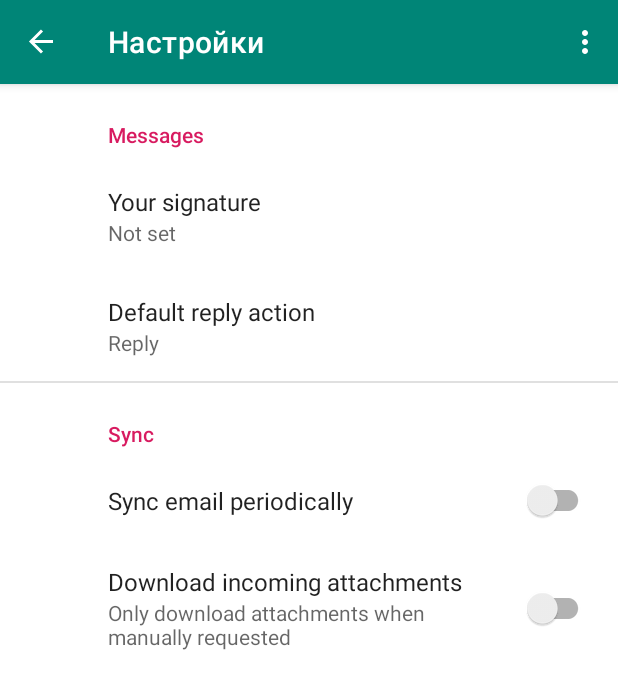
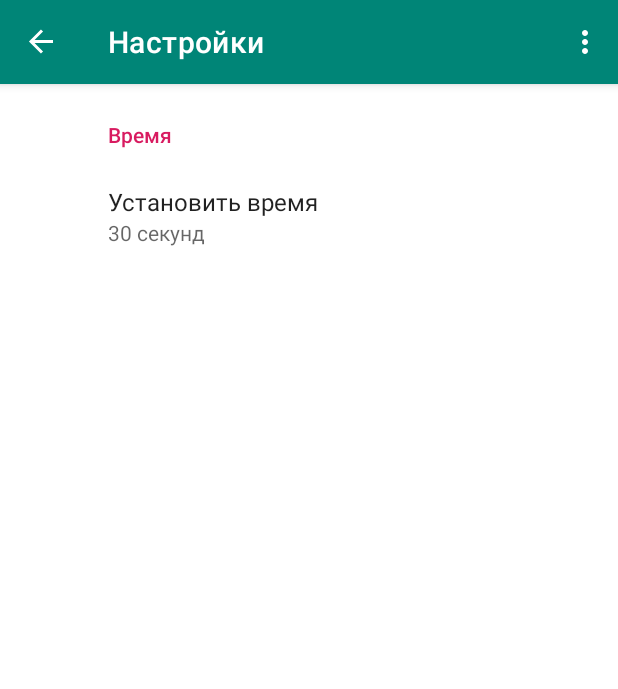
Before and after one commit to jonlik2/MorningHeartRate, an Android app: the SettingsFragment screen opened through its navigation route, on a phone screen of 412 x 824 dp. Shown: the top 689 px of the screen. Run offline under Robolectric (Android 15) with nearby library versions, the light colour scheme and no system bars; our stand-ins replace Room's generated code, androidx.preference, navigation-ui; 1 statement that could not run was skipped.

Commit message:
Impl. change time in settings

```diff
--- a/app/src/main/java/com/jonliapps/morningheartratemonitor/MainFragment.kt
+++ b/app/src/main/java/com/jonliapps/morningheartratemonitor/MainFragment.kt
@@ -1,6 +1,7 @@
 package com.jonliapps.morningheartratemonitor
 
 
+import android.content.SharedPreferences
 import android.os.Bundle
 import android.view.LayoutInflater
 import android.view.View
@@ -9,15 +10,18 @@ import androidx.databinding.DataBindingUtil
 import androidx.fragment.app.Fragment
 import androidx.lifecycle.Observer
 import androidx.navigation.fragment.findNavController
+import androidx.preference.PreferenceManager
 import com.jonliapps.morningheartratemonitor.databinding.FragmentMainBinding
 import org.koin.android.viewmodel.ext.android.viewModel
 
 
-class MainFragment : Fragment() {
+class MainFragment : Fragment(), SharedPreferences.OnSharedPreferenceChangeListener {
 
     private lateinit var binding: FragmentMainBinding
 
     private val mainViewModel: MainViewModel by viewModel()
+
+    private lateinit var sharedPreferences: SharedPreferences
 
     override fun onCreateView(
         inflater: LayoutInflater, container: ViewGroup?,
@@ -29,7 +33,21 @@ class MainFragment : Fragment() {
         configureButtonStart()
         observeWorkState()
 
+        sharedPreferences = PreferenceManager.getDefaultSharedPreferences(activity?.applicationContext)
+        sharedPreferences.registerOnSharedPreferenceChangeListener(this)
+
         return binding.root
+    }
+
+    override fun onSharedPreferenceChanged(prefs: SharedPreferences?, key: String?) {
+        if (key == "times") {
+            mainViewModel.fullTime.value = sharedPreferences.getString("times", "0")?.toLong() ?: 30
+        }
+    }
+
+    override fun onDetach() {
+        super.onDetach()
+        sharedPreferences.unregisterOnSharedPreferenceChangeListener(this)
     }
 
     private fun configureBinding(inflater: LayoutInflater, container: ViewGroup?) {
--- a/app/src/main/java/com/jonliapps/morningheartratemonitor/MainViewModel.kt
+++ b/app/src/main/java/com/jonliapps/morningheartratemonitor/MainViewModel.kt
@@ -1,33 +1,33 @@
 package com.jonliapps.morningheartratemonitor
 
+import android.app.Application
 import android.os.CountDownTimer
-import android.os.SystemClock
 import android.text.format.DateUtils
-import androidx.lifecycle.*
-import com.jonliapps.morningheartratemonitor.db.PulseRepository
+import androidx.lifecycle.MutableLiveData
+import androidx.lifecycle.Transformations
+import androidx.lifecycle.ViewModel
+import androidx.lifecycle.viewModelScope
+import androidx.preference.PreferenceManager
 import kotlinx.coroutines.launch
-import kotlin.math.round
 import kotlin.math.roundToInt
 
-class MainViewModel(val pulseRepository: PulseRepository) : ViewModel() {
+class MainViewModel(private val application: Application) : ViewModel() {
 
     companion object {
-        const val ZERO = 0L
         const val TIME_INTERVAL = 100L
-        const val END_TIME = 10000L
     }
 
-    val state = MutableLiveData<WorkState>(WorkState.STOPPED)
+    private val sharedPreferences = PreferenceManager.getDefaultSharedPreferences(application.applicationContext)
+    var fullTime: MutableLiveData<Long> = MutableLiveData(sharedPreferences.getString("times", "0")?.toLong() ?: 30)
 
     private lateinit var timer: CountDownTimer
     private var secondsLeft = 0
 
-    private val _currentTime = MutableLiveData<Long>(END_TIME / 1000)
-    val currentTime: LiveData<Long> = _currentTime
-
-    val currentTimeString = Transformations.map(currentTime) { time ->
+    val currentTimeString = Transformations.map(fullTime) { time ->
         DateUtils.formatElapsedTime(time)
     }
+
+    val state = MutableLiveData<WorkState>(WorkState.STOPPED)
 
     fun start() {
         state.value = WorkState.RUNNING
@@ -41,16 +41,16 @@ class MainViewModel(val pulseRepository: PulseRepository) : ViewModel() {
 
     private fun initTimer() {
         viewModelScope.launch {
-            timer = object : CountDownTimer(END_TIME, TIME_INTERVAL) {
+            timer = object : CountDownTimer(fullTime.value!! * 1000L, TIME_INTERVAL) {
                 override fun onFinish() {
-                    _currentTime.value = END_TIME / 1000
+                    fullTime.value = sharedPreferences.getString("times", "0")?.toLong() ?: 30
                     state.value = WorkState.FINISHED
                 }
 
                 override fun onTick(p0: Long) {
                     if ((p0.toFloat() / 1000.0f).roundToInt() != secondsLeft) {
                         secondsLeft = (p0.toFloat() / 1000.0f).roundToInt()
-                        _currentTime.value = secondsLeft.toLong()
+                        fullTime.value = secondsLeft.toLong()
                     }
                 }
             }
--- a/app/src/main/java/com/jonliapps/morningheartratemonitor/di/appModules.kt
+++ b/app/src/main/java/com/jonliapps/morningheartratemonitor/di/appModules.kt
@@ -6,6 +6,7 @@ import com.jonliapps.morningheartratemonitor.db.PulseDatabase
 import com.jonliapps.morningheartratemonitor.db.PulseDatasource
 import com.jonliapps.morningheartratemonitor.db.PulseRepository
 import com.jonliapps.morningheartratemonitor.savepulse.SavePulseViewModel
+import com.jonliapps.morningheartratemonitor.settings.SettingsViewModel
 import com.jonliapps.morningheartratemonitor.statistics.StatisticsViewModel
 import org.koin.android.ext.koin.androidApplication
 import org.koin.android.viewmodel.dsl.viewModel
@@ -26,8 +27,9 @@ val appModules = module {
     single { PulseRepository(pulseDatasource = get()) }
 
     // ViewModels
-    viewModel { MainViewModel(pulseRepository = get()) }
+    viewModel { MainViewModel(application = androidApplication()) }
     viewModel { StatisticsViewModel(pulseRepository = get()) }
     viewModel { SavePulseViewModel(pulseRepository = get()) }
+    viewModel { SettingsViewModel() }
 
 }
--- a/app/src/main/java/com/jonliapps/morningheartratemonitor/settings/SettingsFragment.kt
+++ b/app/src/main/java/com/jonliapps/morningheartratemonitor/settings/SettingsFragment.kt
@@ -9,4 +9,6 @@ class SettingsFragment : PreferenceFragmentCompat() {
     override fun onCreatePreferences(savedInstanceState: Bundle?, rootKey: String?) {
         setPreferencesFromResource(R.xml.root_preferences, rootKey)
     }
+
+
 }
--- /dev/null
+++ b/app/src/main/java/com/jonliapps/morningheartratemonitor/settings/SettingsViewModel.kt
@@ -0,0 +1,9 @@
+package com.jonliapps.morningheartratemonitor.settings
+
+import androidx.lifecycle.ViewModel
+
+class SettingsViewModel : ViewModel() {
+
+
+
+}
--- a/app/src/main/res/values/arrays.xml
+++ b/app/src/main/res/values/arrays.xml
@@ -9,4 +9,19 @@
         <item>reply</item>
         <item>reply_all</item>
     </string-array>
+
+    <!-- Times Preference -->
+    <string-array name="time_entries">
+        <item>10 секунд</item>
+        <item>20 секунд</item>
+        <item>30 секунд</item>
+        <item>60 секунд</item>
+    </string-array>
+
+    <string-array name="time_values">
+        <item>10</item>
+        <item>20</item>
+        <item>30</item>
+        <item>60</item>
+    </string-array>
 </resources>
--- a/app/src/main/res/values/strings.xml
+++ b/app/src/main/res/values/strings.xml
@@ -20,4 +20,7 @@
     <string name="attachment_title">Download incoming attachments</string>
     <string name="attachment_summary_on">Automatically download attachments for incoming emails</string>
     <string name="attachment_summary_off">Only download attachments when manually requested</string>
+    <string name="set_time">Установить время</string>
+    <string name="time">Время</string>
+    <string name="default_time">30</string>
 </resources>
--- a/app/src/main/res/xml/root_preferences.xml
+++ b/app/src/main/res/xml/root_preferences.xml
@@ -1,34 +1,14 @@
 <PreferenceScreen xmlns:app="http://schemas.android.com/apk/res-auto">
 
-    <PreferenceCategory app:title="@string/messages_header">
-
-        <EditTextPreference
-            app:key="signature"
-            app:title="@string/signature_title"
-            app:useSimpleSummaryProvider="true" />
+    <PreferenceCategory app:title="@string/time">
 
         <ListPreference
-            app:defaultValue="reply"
-            app:entries="@array/reply_entries"
-            app:entryValues="@array/reply_values"
-            app:key="reply"
-            app:title="@string/reply_title"
-            app:useSimpleSummaryProvider="true" />
-
-    </PreferenceCategory>
-
-    <PreferenceCategory app:title="@string/sync_header">
-
-        <SwitchPreferenceCompat
-            app:key="sync"
-            app:title="@string/sync_title" />
-
-        <SwitchPreferenceCompat
-            app:dependency="sync"
-            app:key="attachment"
-            app:summaryOff="@string/attachment_summary_off"
-            app:summaryOn="@string/attachment_summary_on"
-            app:title="@string/attachment_title" />
+            app:entries="@array/time_entries"
+            app:entryValues="@array/time_values"
+            app:key="times"
+            app:title="@string/set_time"
+            app:useSimpleSummaryProvider="true"
+            app:defaultValue="@string/default_time"/>
 
     </PreferenceCategory>
 
```
Also changed, not shown: gradle/wrapper/gradle-wrapper.properties, 1 other file.
